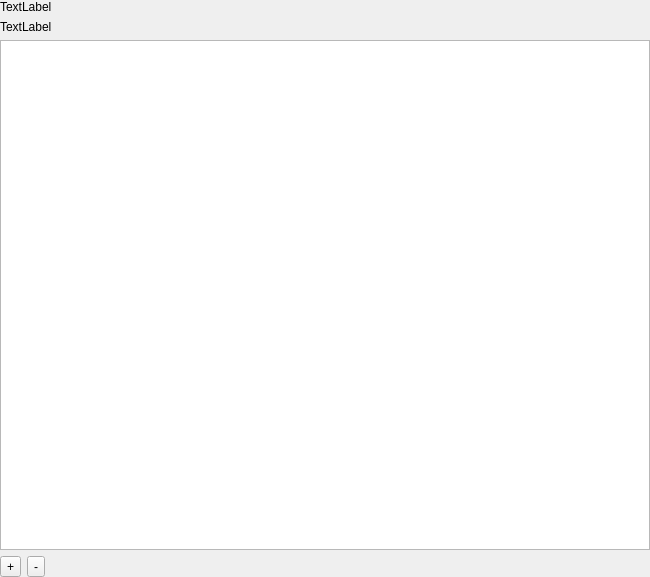
The window that FWAdminLib/Configurator/ItemListWidget.ui (fw-dev/translations) describes before a commit, drawn with Qt 5.
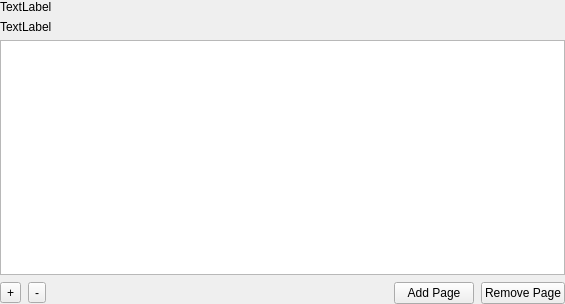
The same window after the commit.

Diff of the .ui file:
```diff
--- a/FWAdminLib/Configurator/ItemListWidget.ui
+++ b/FWAdminLib/Configurator/ItemListWidget.ui
@@ -6,8 +6,8 @@
    <rect>
     <x>0</x>
     <y>0</y>
-    <width>650</width>
-    <height>577</height>
+    <width>565</width>
+    <height>304</height>
    </rect>
   </property>
   <property name="windowTitle">
@@ -44,10 +44,31 @@
     </widget>
    </item>
    <item>
+    <widget class="QWidget" name="widget" native="true">
+     <layout class="QVBoxLayout" name="verticalLayout_2">
+      <property name="spacing">
+       <number>7</number>
+      </property>
+      <property name="leftMargin">
+       <number>0</number>
+      </property>
+      <property name="topMargin">
+       <number>0</number>
+      </property>
+      <property name="rightMargin">
+       <number>0</number>
+      </property>
+      <property name="bottomMargin">
+       <number>0</number>
+      </property>
+      <item>
     <widget class="QListWidget" name="listWidget"/>
    </item>
    <item>
     <layout class="QHBoxLayout" name="horizontalLayout">
+        <property name="topMargin">
+         <number>0</number>
+        </property>
      <item>
       <widget class="QToolButton" name="addButton">
        <property name="sizePolicy">
@@ -87,7 +108,24 @@
        </property>
       </spacer>
      </item>
-    </layout>
+        <item>
+         <widget class="QPushButton" name="pushButtonAddPage">
+          <property name="text">
+           <string>Add Page</string>
+          </property>
+         </widget>
+        </item>
+        <item>
+         <widget class="QPushButton" name="pushButtonRemovePage">
+          <property name="text">
+           <string>Remove Page</string>
+          </property>
+         </widget>
+        </item>
+       </layout>
+      </item>
+     </layout>
+    </widget>
    </item>
   </layout>
  </widget>
```
Lines whose indentation alone changed are shown as unchanged.
